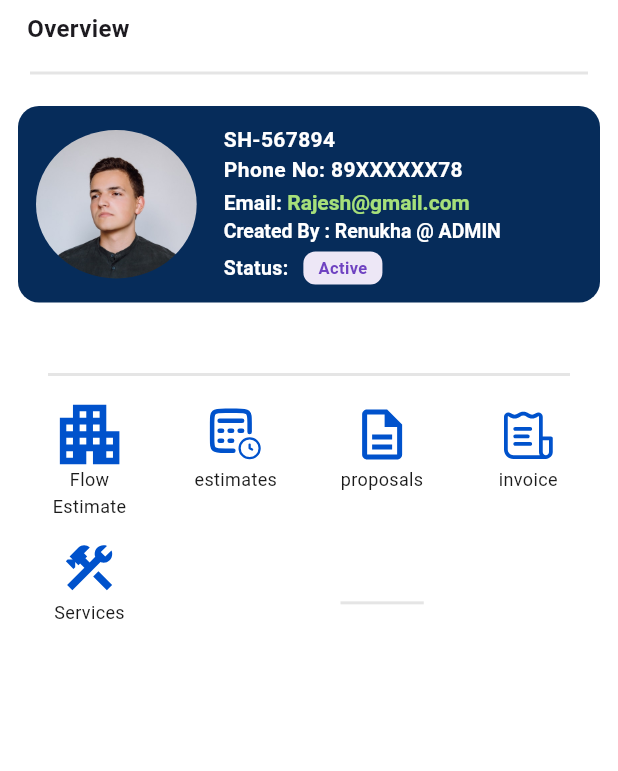
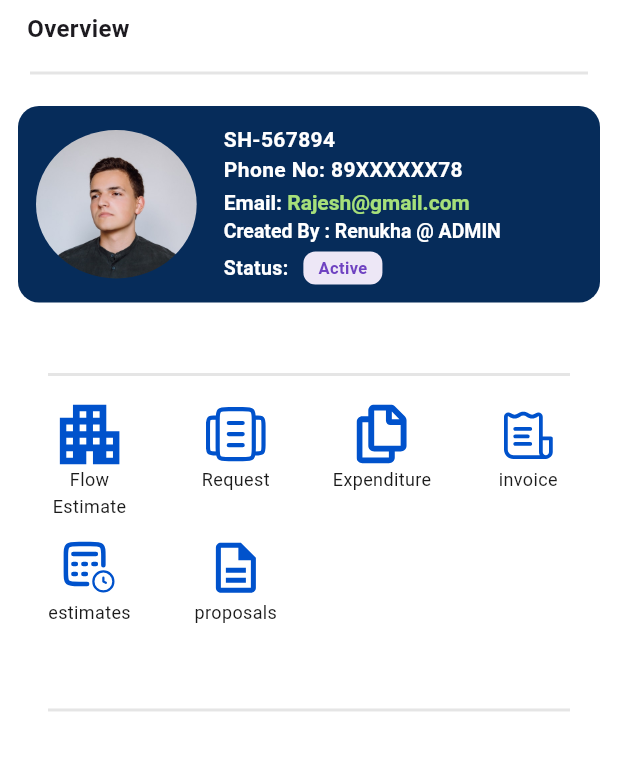
Before and after one commit to rushidiginik/e-digivault-app, a Flutter app: the StateheadOverviewScreenAc screen opened by its route, on a phone screen of 412 x 824 dp, the part 140-911 px from its top. Run offline on Flutter 3.47's test engine with Material 3 defaults, Android fonts, the phone set to English and light mode, and no system bars; our stand-ins replace cached_network_image, dotted_border, dropdown_search, easy_localization, flutter_svg, fluttertoast and 8 more; missing offline and left inert: flutter_cached_pdfview; accounts and stored records are empty; Roboto replaces fonts that are missing (InterMedium, InterRegular).

Commit message:
home Screen

```diff
--- a/lib/core/constants/image_const.dart
+++ b/lib/core/constants/image_const.dart
@@ -180,6 +180,9 @@ class ImageConst {
   static const proposalsicon = "assets/images/svg/proposals.svg";
   static const estimateicon = "assets/images/svg/estimate_icon.svg";
   static const flowestimateicon = "assets/images/svg/flow_estimates.svg";
+  static const requesticone = "assets/images/svg/request_icon.svg";
+  static const expenditureicon = "assets/images/svg/expenditure_.svg";
+
 
 
 
--- a/lib/roles/Accountant/UserAc/browse_users/state_head_ac/stateHead_overView_screen_ac.dart
+++ b/lib/roles/Accountant/UserAc/browse_users/state_head_ac/stateHead_overView_screen_ac.dart
@@ -53,7 +53,8 @@ class _StateheadOverviewScreenAcState extends State<StateheadOverviewScreenAc> {
                 status: "Active",
                 phone: "89XXXXXX78",
                 email: "Rajesh@gmail.com",
-                createdBy: "Renukha @ ADMIN", // 🔹 HERE
+                createdBy: "Renukha @ ADMIN",
+                // 🔹 HERE
                 showDetailedCard: true,
               ),
               _topContainSection(),
@@ -108,7 +109,6 @@ class _StateheadOverviewScreenAcState extends State<StateheadOverviewScreenAc> {
           //     ],
           //   ),
           // ),
-
           const SizedBox(height: 20),
           Padding(
             padding: const EdgeInsets.symmetric(horizontal: 20),
@@ -131,7 +131,6 @@ class _StateheadOverviewScreenAcState extends State<StateheadOverviewScreenAc> {
             padding: EdgeInsets.zero,
             childAspectRatio: 1.1,
             children: [
-
               _browseItem(
                 svgPath: ImageConst.flowestimateicon,
                 label: "Flow\nEstimate",
@@ -151,6 +150,62 @@ class _StateheadOverviewScreenAcState extends State<StateheadOverviewScreenAc> {
                 },
               ),
 
+              _browseItem(
+                svgPath: ImageConst.requesticone,
+                label: "Request",
+                onTap: () {
+                  // Navigator.push(
+                  //   context,
+                  //   MaterialPageRoute(
+                  //     builder: (context) {
+                  //       return InvoiceScreen(
+                  //         icons: Icons.receipt_long,
+                  //         title: "Client",
+                  //       );
+                  //     },
+                  //   ),
+                  // );
+                  // Navigator.pushNamed(context, NavigatorConst.invoiceScreen, arguments: {"icons": Icons.receipt_long, "title": "estimates"});
+                },
+              ),
+
+              _browseItem(
+                svgPath: ImageConst.expenditureicon,
+                label: "Expenditure",
+                onTap: () {
+                  // Navigator.push(
+                  //   context,
+                  //   MaterialPageRoute(
+                  //     builder: (context) {
+                  //       return InvoiceScreen(
+                  //         icons: Icons.receipt_long,
+                  //         title: "Client",
+                  //       );
+                  //     },
+                  //   ),
+                  //);
+                  // Navigator.pushNamed(context, NavigatorConst.invoiceScreen, arguments: {"icons": Icons.receipt_long, "title": "invoice"});
+                },
+              ),
+
+              _browseItem(
+                svgPath: ImageConst.invoiceicon,
+                label: "invoice",
+                onTap: () {
+                  // Navigator.push(
+                  //   context,
+                  //   MaterialPageRoute(
+                  //     builder: (context) {
+                  //       return InvoiceScreen(
+                  //         icons: Icons.receipt_long,
+                  //         title: "Client",
+                  //       );
+                  //     },
+                  //   ),
+                  //);
+                  // Navigator.pushNamed(context, NavigatorConst.invoiceScreen, arguments: {"icons": Icons.receipt_long, "title": "invoice"});
+                },
+              ),
 
               _browseItem(
                 svgPath: ImageConst.estimateicon,
@@ -190,76 +245,38 @@ class _StateheadOverviewScreenAcState extends State<StateheadOverviewScreenAc> {
                 },
               ),
 
-              _browseItem(
-                svgPath: ImageConst.invoiceicon,
-                label: "invoice",
-                onTap: () {
-                  // Navigator.push(
-                  //   context,
-                  //   MaterialPageRoute(
-                  //     builder: (context) {
-                  //       return InvoiceScreen(
-                  //         icons: Icons.receipt_long,
-                  //         title: "Client",
-                  //       );
-                  //     },
-                  //   ),
-                  //);
-
-                  // Navigator.pushNamed(context, NavigatorConst.invoiceScreen, arguments: {"icons": Icons.receipt_long, "title": "invoice"});
-                },
-              ),
-              _browseItem(
-                svgPath: ImageConst.serviceicon,
-                label: "Services",
-                onTap: () {
-                  // Navigator.push(
-                  //   context,
-                  //   MaterialPageRoute(
-                  //     builder: (context) {
-                  //       return InvoiceScreen(
-                  //         icons: Icons.receipt_long,
-                  //         title: "Client",
-                  //       );
-                  //     },
-                  //   ),
-                  //);
-
-                  // Navigator.pushNamed(context, NavigatorConst.invoiceScreen, arguments: {"icons": Icons.receipt_long, "title": "invoice"});
-                },
-              ),
-              const SizedBox(height: 20),
-              Padding(
-                padding: const EdgeInsets.symmetric(horizontal: 20),
-                child: Divider(color: const Color(0x1A000000), thickness: 2),
-              ),
             ],
+          ),
+          const SizedBox(height: 20),
+          Padding(
+            padding: const EdgeInsets.symmetric(horizontal: 20),
+            child: Divider(color: const Color(0x1A000000), thickness: 2),
           ),
         ],
       ),
     );
   }
 
-  Widget _summaryItem({
-    required IconData icon,
-    required String value,
-    required String label,
-  }) {
-    return Row(
-      children: [
-        Icon(icon, color: AppStyles.primaryColor, size: 30),
-        const SizedBox(width: 8),
-        Column(
-          crossAxisAlignment: CrossAxisAlignment.start,
-          mainAxisAlignment: MainAxisAlignment.center,
-          children: [
-            textSemiBold(text: value, fontSize: 16),
-            textRegular(text: label.tr(), fontSize: 12),
-          ],
-        ),
-      ],
-    );
-  }
+  // Widget _summaryItem({
+  //   required IconData icon,
+  //   required String value,
+  //   required String label,
+  // }) {
+  //   return Row(
+  //     children: [
+  //       Icon(icon, color: AppStyles.primaryColor, size: 30),
+  //       const SizedBox(width: 8),
+  //       Column(
+  //         crossAxisAlignment: CrossAxisAlignment.start,
+  //         mainAxisAlignment: MainAxisAlignment.center,
+  //         children: [
+  //           textSemiBold(text: value, fontSize: 16),
+  //           textRegular(text: label.tr(), fontSize: 12),
+  //         ],
+  //       ),
+  //     ],
+  //   );
+  // }
 
   Widget _browseItem({
     required String svgPath,
```
Also changed, not shown: assets/images/svg/expenditure_.svg (added), assets/images/svg/request_icon.svg (added).
